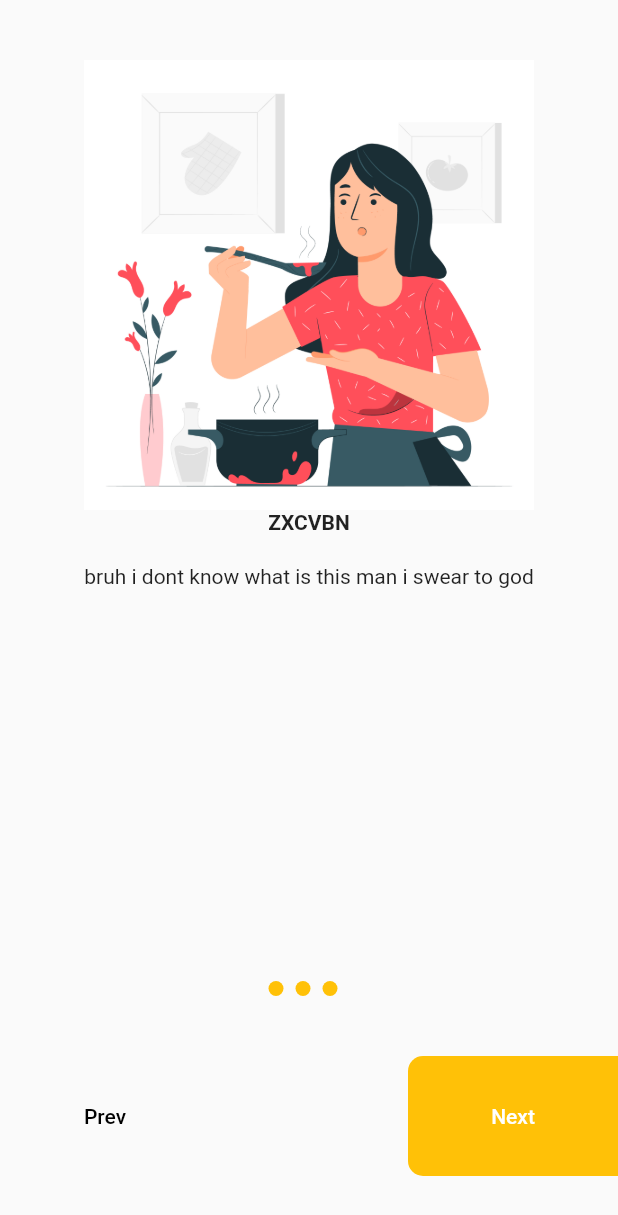
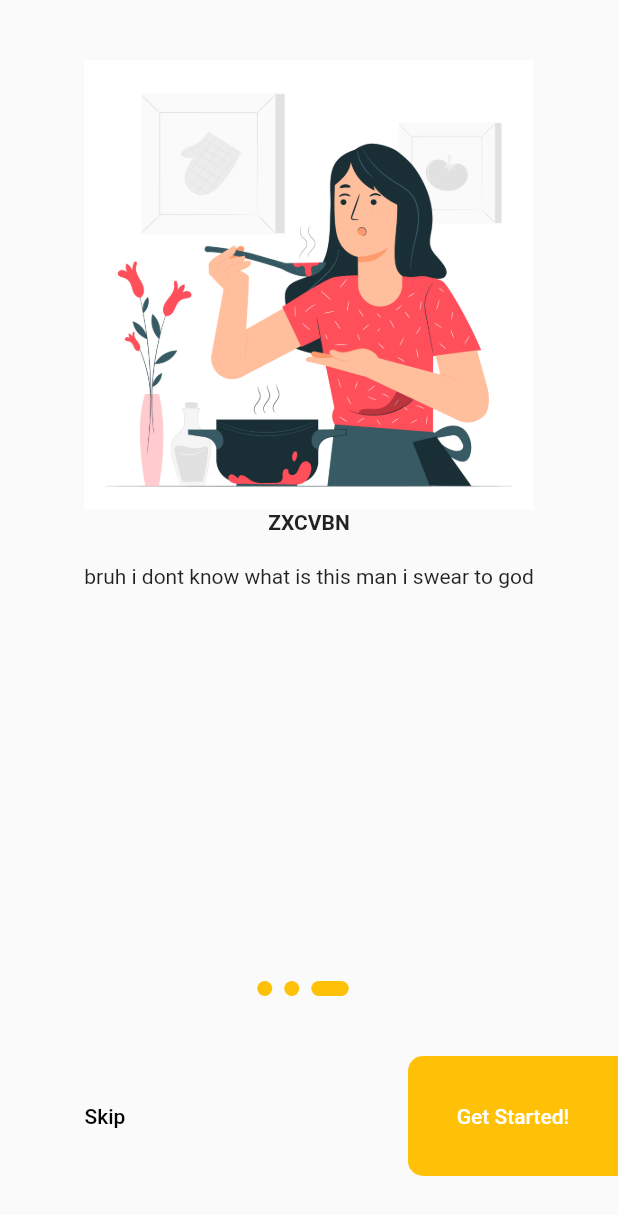
Before and after one commit to farahbusra/recipe_app, a Flutter app: the screen it shows after launch, swiped to page 3, on a phone screen of 412 x 824 dp. Shown: the top 1215 px of the screen. Run offline on Flutter 3.47's test engine with Material 2 defaults, Android fonts, the phone set to English and light mode, and no system bars; our stand-ins replace flutter_svg.

Commit message:
adding push animatio

```diff
--- a/lib/pages/onboarding.dart
+++ b/lib/pages/onboarding.dart
@@ -11,6 +11,19 @@ class OnboardingScreen extends StatefulWidget {
 
 class _OnboardingScreenState extends State<OnboardingScreen> {
   int currentIndex = 0;
+  late PageController _pageController;
+
+  @override
+  void initState() {
+    _pageController = PageController(initialPage: 0);
+    super.initState();
+  }
+
+  @override
+  void dispose() {
+    _pageController.dispose();
+    super.dispose();
+  }
 
   @override
   Widget build(BuildContext context) {
@@ -19,12 +32,13 @@ class _OnboardingScreenState extends State<OnboardingScreen> {
         children: [
           Expanded(
             child: PageView.builder(
-              // itemCount: contents.length,
-              // onboardingScreenChanged: (int index) {
-              //   setState(() {
-
-              //   });
-              // },
+              controller: _pageController,
+              itemCount: contents.length,
+              onPageChanged: (int index) {
+                setState(() {
+                  currentIndex = index;
+                });
+              },
               itemBuilder: (_, arr) {
                 return Padding(
                   padding: const EdgeInsets.all(40),
@@ -55,7 +69,7 @@ class _OnboardingScreenState extends State<OnboardingScreen> {
               mainAxisAlignment: MainAxisAlignment.center,
               children: List.generate(
                 contents.length,
-                (index) => buildBot(context, index),
+                (index) => buildDot(context, index),
               ),
             ),
           ),
@@ -70,7 +84,7 @@ class _OnboardingScreenState extends State<OnboardingScreen> {
                   bottom: 40,
                 ),
                 child: FlatButton(
-                  child: Text('Prev'),
+                  child: Text('Skip'),
                   onPressed: () {},
                   textColor: Colors.black,
                   shape: RoundedRectangleBorder(
@@ -89,8 +103,17 @@ class _OnboardingScreenState extends State<OnboardingScreen> {
                   bottom: 40,
                 ),
                 child: FlatButton(
-                  child: Text('Next'),
-                  onPressed: () {},
+                  child: Text(currentIndex == contents.length - 1
+                      ? 'Get Started!'
+                      : 'Next'),
+                  onPressed: () {
+                    if (currentIndex == contents.length - 1) {
+                      // Navigator.push(context, MaterialPageRoute(builder: (_)=>))
+                    }
+                    _pageController.nextPage(
+                        duration: Duration(milliseconds: 100),
+                        curve: Curves.bounceIn);
+                  },
                   color: Theme.of(context).primaryColor,
                   textColor: Colors.white,
                   shape: RoundedRectangleBorder(
@@ -108,10 +131,10 @@ class _OnboardingScreenState extends State<OnboardingScreen> {
     );
   }
 
-  Container buildBot(BuildContext context, int index) {
+  Container buildDot(BuildContext context, int index) {
     return Container(
       height: 10,
-      width: 10,
+      width: currentIndex == index ? 25 : 10,
       margin: const EdgeInsets.only(right: 8),
       decoration: BoxDecoration(
         borderRadius: BorderRadius.circular(10),
```
